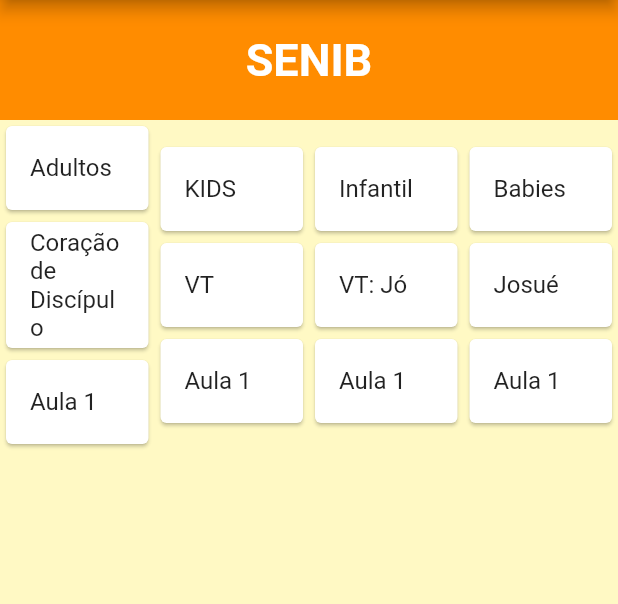
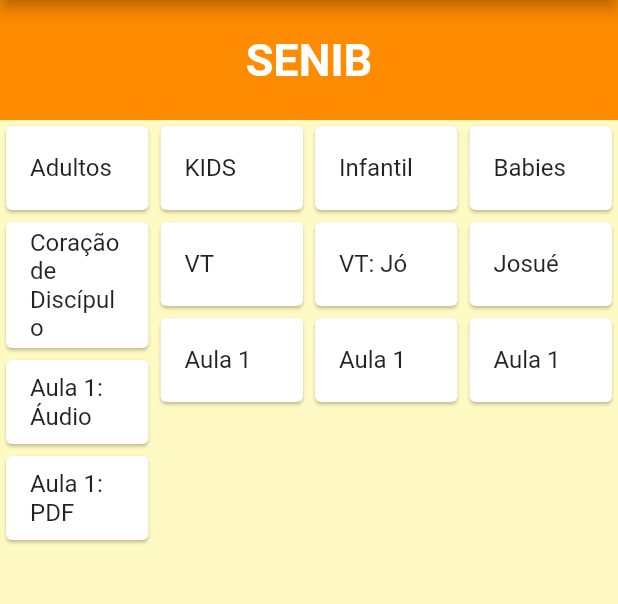
Before and after one commit to alekissandroarvo/nib_ct, a Flutter app: the screen it shows after launch, after a tap on "SENIB", on a phone screen of 412 x 824 dp, the part 180-784 px from its top. Run offline on Flutter 3.47's test engine with Material 2 defaults, Android fonts, the light colour scheme and no system bars; our stand-ins replace card_swiper.

Commit message:
pagina em construcao material senib adultos

```diff
--- a/lib/main.dart
+++ b/lib/main.dart
@@ -1,5 +1,10 @@
 import 'package:flutter/material.dart';
+import 'package:nib_ct/views/avisos.dart';
 import 'package:nib_ct/views/home.dart';
+import 'package:nib_ct/views/meditacao.dart';
+import 'package:nib_ct/views/ministerios.dart';
+import 'package:nib_ct/views/noitesespeciais.dart';
+import 'package:nib_ct/views/ofertas.dart';
 import 'package:nib_ct/views/senib.dart';
 
 void main() {
@@ -22,6 +27,11 @@ class MyApp extends StatelessWidget {
         routes: {
           '/': (context) => MyHomePage(),
           '/senib': (context) => const Senib(),
+          '/ministerios': (context) => const Ministerios(),
+          '/meditacao': (context) => const Meditacao(),
+          '/noitesespeciais': (context) => const Noitesespeciais(),
+          '/ofertas': (context) => const Ofertas(),
+          '/avisos': (context) => const Avisos(),
         });
   }
 }
--- a/lib/views/senib.dart
+++ b/lib/views/senib.dart
@@ -29,6 +29,7 @@ class Senib extends StatelessWidget {
               Column(
                 children: [
                   Row(
+                    crossAxisAlignment: CrossAxisAlignment.start,
                     children: [
                       Container(
                         width: (MediaQuery.of(context).size.width) / 4,
@@ -52,10 +53,21 @@ class Senib extends StatelessWidget {
                             Container(
                               child: Card(
                                 child: ListTile(
-                                  title: Text("Aula 1"),
+                                  title: Text("Aula 1: Áudio"),
                                   onTap: () {
                                     launchURL(
-                                        "https://www.youtube.com/watch?v=vxYzhMYX4yQ&t=4s");
+                                        "https://www.dropbox.com/s/k45po2ln41nd2gc/1_5145399253291499950.m4a?dl=0");
+                                  },
+                                ),
+                              ),
+                            ),
+                            Container(
+                              child: Card(
+                                child: ListTile(
+                                  title: Text("Aula 1: PDF"),
+                                  onTap: () {
+                                    launchURL(
+                                        "https://www.dropbox.com/s/h8005ympr5keln2/aula1_coracaodediscipulo.pdf?dl=0");
                                   },
                                 ),
                               ),
--- a/pubspec.yaml
+++ b/pubspec.yaml
@@ -68,6 +68,7 @@ flutter:
     - images/senib.jpg
     - images/teatro.jpg
     - images/teatro2.jpg
+    - images/paginaemconstrucao.png
   #   - images/a_dot_ham.jpeg
 
   # An image asset can refer to one or more resolution-specific "variants", see
```
Also changed, not shown: lib/views/avisos.dart (added, +18 -0 lines), lib/views/meditacao.dart (added, +18 -0 lines), lib/views/ministerios.dart (added, +18 -0 lines), lib/views/nib_appbar.dart (+15 -5 lines), lib/views/noitesespeciais.dart (added, +18 -0 lines), lib/views/ofertas.dart (added, +18 -0 lines), images/paginaemconstrucao.png (added), images/pixlogo.jpeg (added), 1 other file.
